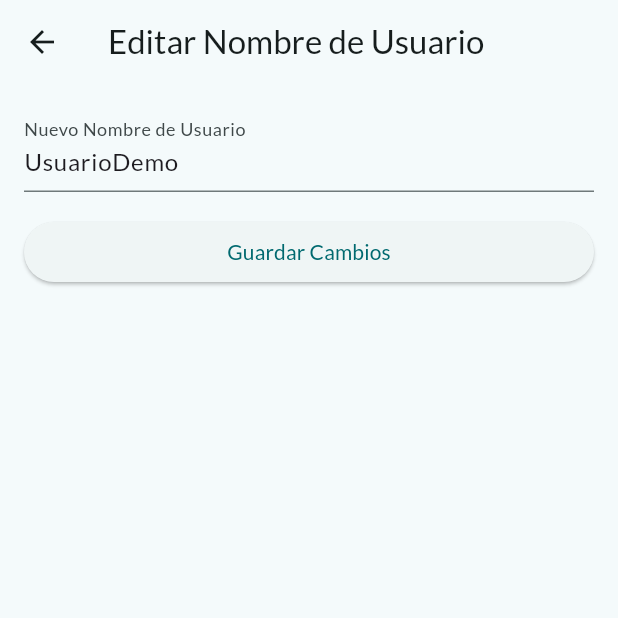
After one commit to DenisCuenca/inventur, a Flutter app: the HomeScreen screen opened by its route, item 3 of the bottom bar chosen, after a tap on "Modificar Nombre", on a phone screen of 412 x 824 dp, the top half of it. The commit adds this screen. Run offline on Flutter 3.47's test engine with Material 3 defaults, Android fonts, the phone set to English and light mode, and no system bars; our stand-ins replace cloud_firestore, firebase_auth, firebase_core, google_fonts; missing offline and left inert: dart:ffi; accounts and stored records are empty; network calls fail.

Commit message:
homscreen - opciones menu no actualiza datos del usuario

```diff
--- a/lib/main.dart
+++ b/lib/main.dart
@@ -4,6 +4,7 @@ import 'package:inventur/screens/login.dart';
 import 'package:flutter/material.dart';
 import 'package:google_fonts/google_fonts.dart';
 import 'package:firebase_core/firebase_core.dart';
+import 'package:inventur/screens/opciones.dart';
 import 'package:inventur/screens/register.dart';
 import 'package:inventur/screens/splash_screen.dart';
 import 'firebase_options.dart';
@@ -39,8 +40,9 @@ class MyApp extends StatelessWidget {
         '/splash': (_) => const SplashScreen(),
         '/login': (_) => const Login(),
         '/register': (_) => const RegisterScreen(),
-        '/home': (_) => const HomeScreen(),
-        '/gestionarAlmacen': (_) => GestionarAlmacen(),
+        '/home': (context) => HomeScreen(),
+        '/Opciones': (context) => OpcionesScreen(),
+        '/gestionarAlmacen': (context) => GestionarAlmacen(),
       },
       home: const Login(),
     );
--- /dev/null
+++ b/lib/screens/editopciones.dart
@@ -0,0 +1,76 @@
+// editopciones.dart
+
+import 'package:firebase_auth/firebase_auth.dart';
+import 'package:flutter/material.dart';
+
+class EditOpcionesScreen extends StatefulWidget {
+  final String currentUsername;
+
+  EditOpcionesScreen({required this.currentUsername});
+
+  @override
+  _EditOpcionesScreenState createState() => _EditOpcionesScreenState();
+}
+
+class _EditOpcionesScreenState extends State<EditOpcionesScreen> {
+  TextEditingController _usernameController = TextEditingController();
+
+  @override
+  void initState() {
+    super.initState();
+    _usernameController.text = widget.currentUsername;
+  }
+
+  @override
+  Widget build(BuildContext context) {
+    return Scaffold(
+      appBar: AppBar(
+        title: Text('Editar Nombre de Usuario'),
+      ),
+      body: Padding(
+        padding: const EdgeInsets.all(16.0),
+        child: Column(
+          crossAxisAlignment: CrossAxisAlignment.stretch,
+          children: [
+            TextField(
+              controller: _usernameController,
+              decoration: InputDecoration(
+                labelText: 'Nuevo Nombre de Usuario',
+              ),
+            ),
+            SizedBox(height: 16),
+            ElevatedButton(
+              onPressed: () async {
+                await _actualizarNombreDeUsuario();
+              },
+              child: Text('Guardar Cambios'),
+            ),
+          ],
+        ),
+      ),
+    );
+  }
+
+  Future<void> _actualizarNombreDeUsuario() async {
+    try {
+      // Obtener la instancia actual del usuario
+      User? user = FirebaseAuth.instance.currentUser;
+
+      if (user != null) {
+        // Actualizar el nombre de usuario en Firebase Auth
+        await user.updateDisplayName(_usernameController.text);
+
+        // Informar a la pantalla anterior que se realizaron cambios
+        Navigator.pop(context, true);
+      }
+    } catch (e) {
+      print("Error al actualizar el nombre de usuario: $e");
+      // Manejar el error según tus necesidades
+      ScaffoldMessenger.of(context).showSnackBar(
+        SnackBar(
+          content: Text('Error al actualizar el nombre de usuario'),
+        ),
+      );
+    }
+  }
+}
--- a/lib/screens/home_screen.dart
+++ b/lib/screens/home_screen.dart
@@ -30,7 +30,7 @@ class HomeScreen extends StatelessWidget {
       ),
       bottomNavigationBar: Theme(
         data: ThemeData(
-          canvasColor: const Color.fromRGBO(48, 153, 161, 1),
+          canvasColor: Color.fromRGBO(48, 153, 161, 1),
         ),
         child: BottomNavigationBar(
           currentIndex: _currentIndex,
@@ -40,8 +40,19 @@ class HomeScreen extends StatelessWidget {
             fontWeight: FontWeight.bold,
           ),
           onTap: (index) {
-            if (index == 0) {
-              Navigator.pushReplacementNamed(context, '/home');
+            switch (index) {
+              case 0:
+                Navigator.pushReplacementNamed(context, '/home');
+                break;
+              case 1:
+                Navigator.pushReplacementNamed(context, '/Proceso');
+                break;
+              case 2:
+                Navigator.pushReplacementNamed(context, '/Opciones');
+                break;
+              case 3:
+                Navigator.pushReplacementNamed(context, '/gestionarAlmacen');
+                break;
             }
           },
           items: const [
--- /dev/null
+++ b/lib/screens/opciones.dart
@@ -0,0 +1,128 @@
+// opciones.dart
+
+import 'package:flutter/material.dart';
+import 'editopciones.dart';
+
+class OpcionesScreen extends StatefulWidget {
+  @override
+  _OpcionesScreenState createState() => _OpcionesScreenState();
+}
+
+class _OpcionesScreenState extends State<OpcionesScreen> {
+  String nombreDeUsuario =
+      'UsuarioDemo'; // Puedes inicializar con el nombre actual
+  int _currentIndex = 2;
+
+  @override
+  Widget build(BuildContext context) {
+    return Scaffold(
+      appBar: AppBar(
+        title: Text('Opciones'),
+      ),
+      body: Padding(
+        padding: const EdgeInsets.all(16.0),
+        child: Column(
+          crossAxisAlignment: CrossAxisAlignment.center,
+          children: [
+            CircleAvatar(
+              radius: 50,
+              // Imagen de perfil, puedes cargarla desde algún lugar
+            ),
+            SizedBox(height: 16),
+            Text(
+              'Nombre de Perfil: $nombreDeUsuario',
+              style: TextStyle(fontSize: 18, fontWeight: FontWeight.bold),
+            ),
+            SizedBox(height: 8),
+            TextButton(
+              onPressed: () {
+                // Agregar lógica para modificar el nombre de perfil
+                // Puedes abrir la pantalla de edición de opciones
+                _abrirPantallaEdicionOpciones();
+              },
+              child: Text('Modificar Nombre'),
+            ),
+            SizedBox(height: 16),
+            ElevatedButton(
+              onPressed: () {
+                // Agregar lógica para cerrar sesión
+              },
+              child: Text('Cerrar Sesión'),
+            ),
+            SizedBox(height: 16),
+            ElevatedButton(
+              onPressed: () {
+                // Agregar lógica para registros de documentación
+              },
+              child: Text('Registros de Documentación'),
+            ),
+          ],
+        ),
+      ),
+      bottomNavigationBar: Theme(
+        data: ThemeData(
+          canvasColor: Color.fromRGBO(48, 153, 161, 1),
+        ),
+        child: BottomNavigationBar(
+          currentIndex: _currentIndex,
+          selectedItemColor: Colors.white,
+          selectedLabelStyle: TextStyle(
+            color: Colors.white,
+            fontWeight: FontWeight.bold,
+          ),
+          onTap: (index) {
+            setState(() {
+              _currentIndex = index;
+            });
+            switch (index) {
+              case 0:
+                Navigator.pushReplacementNamed(context, '/home');
+                break;
+              case 1:
+                Navigator.pushReplacementNamed(context, '/proceso');
+                break;
+              case 3:
+                // Ya estás en la pantalla de opciones
+                break;
+            }
+          },
+          items: const [
+            BottomNavigationBarItem(
+              icon: Icon(Icons.note),
+              label: 'Inicio',
+            ),
+            BottomNavigationBarItem(
+              icon: Icon(Icons.timelapse),
+              label: 'Proceso',
+            ),
+            BottomNavigationBarItem(
+              icon: Icon(Icons.settings),
+              label: 'Opciones',
+            ),
+          ],
+        ),
+      ),
+    );
+  }
+
+  void _abrirPantallaEdicionOpciones() async {
+    final result = await Navigator.push(
+      context,
+      MaterialPageRoute(
+        builder: (context) =>
+            EditOpcionesScreen(currentUsername: nombreDeUsuario),
+      ),
+    );
+
+    if (result != null && result is bool && result) {
+      // Actualizar la interfaz o realizar otras acciones si es necesario
+      ScaffoldMessenger.of(context).showSnackBar(
+        SnackBar(
+          content: Text('Nombre de usuario actualizado con éxito'),
+        ),
+      );
+      // Actualizar el nombre de usuario si es necesario
+      // nombreDeUsuario = ...
+    }
+  }
+}
```
Also changed, not shown: pubspec.yaml (+3 -6 lines), pubspec.lock.
